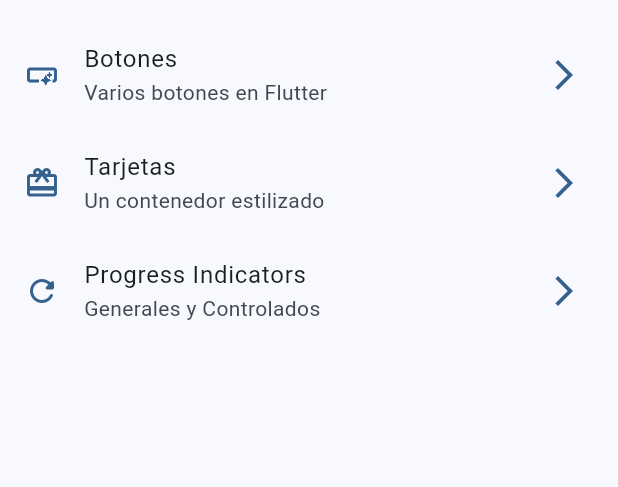
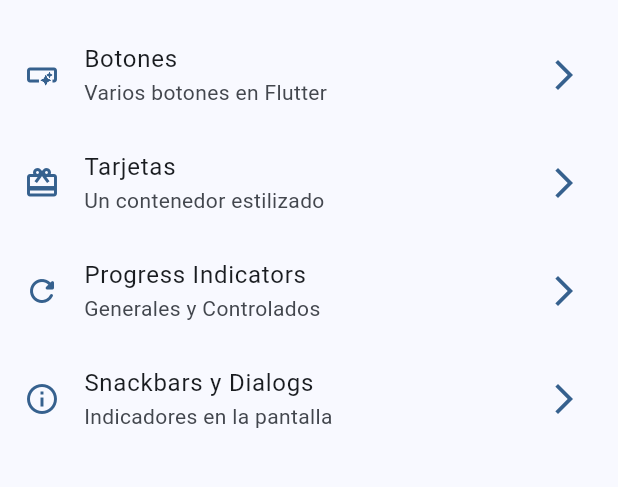
Before and after one commit to je-martinez/fernando-herrera-flutter-course, a Flutter app: the screen it shows after launch, on a phone screen of 412 x 824 dp, the part 63-550 px from its top. Run offline on Flutter 3.47's test engine with Material 3 defaults, Android fonts, the phone set to English and light mode, and no system bars; our stand-ins replace animate_do, dio, go_router, video_player.

Commit message:
chore: snackbars overview

```diff
--- a/widgets_app/lib/config/menu/menu_items.dart
+++ b/widgets_app/lib/config/menu/menu_items.dart
@@ -32,4 +32,10 @@ const appMenuItems = <MenuItem>[
     link: '/progress',
     icon: Icons.refresh_rounded,
   ),
+  MenuItem(
+    title: 'Snackbars y Dialogs',
+    subtitle: 'Indicadores en la pantalla',
+    link: '/snackbars',
+    icon: Icons.info_outline,
+  ),
 ];
--- a/widgets_app/lib/config/router/router.dart
+++ b/widgets_app/lib/config/router/router.dart
@@ -18,5 +18,9 @@ final appRouter = GoRouter(initialLocation: '/', routes: [
   GoRoute(
       name: ProgressScreen.name,
       path: '/progress',
-      builder: (context, state) => const ProgressScreen())
+      builder: (context, state) => const ProgressScreen()),
+  GoRoute(
+      name: SnackbarScreen.name,
+      path: '/snackbars',
+      builder: (context, state) => const SnackbarScreen())
 ]);
```
Also changed, not shown: widgets_app/lib/presentation/screens/snackbar/snackbar_screen.dart (+24 -1 lines).
